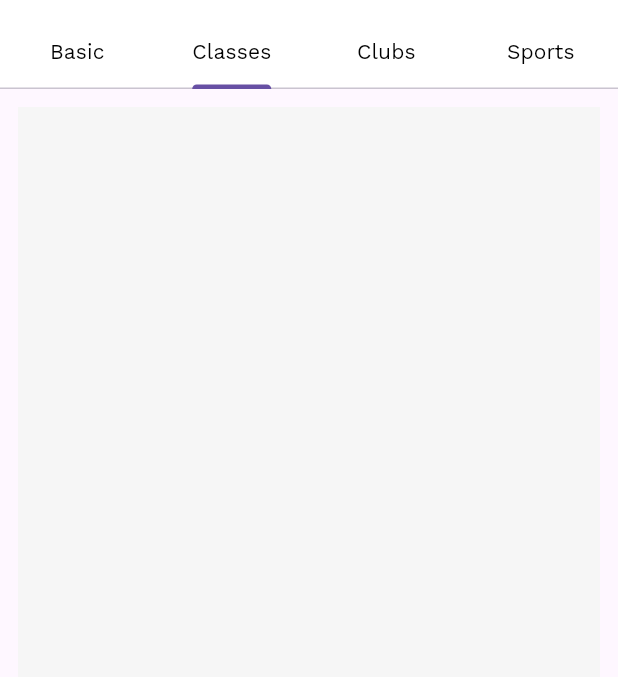
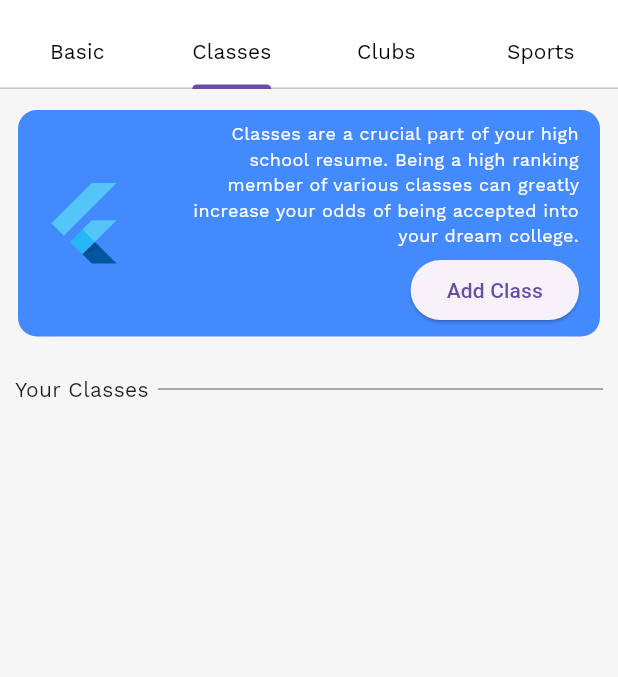
Before and after one commit to ZacharySweet/profolio-app, a Flutter app: the screen it shows after launch, tab 2 chosen, on a phone screen of 412 x 824 dp, the part 67-744 px from its top. Run offline on Flutter 3.47's test engine with Material 3 defaults, Android fonts, the phone set to English and light mode, and no system bars.

Commit message:
Im havin a bad bad day

```diff
--- a/lib/main.dart
+++ b/lib/main.dart
@@ -3,13 +3,16 @@ import 'package:profolio/routes/main_page.dart';
 import 'package:provider/provider.dart';
 import 'package:profolio/widgets/providers/club_data_and_provider.dart';
 import 'package:profolio/widgets/providers/sport_data_and_provider.dart';
+import 'package:profolio/widgets/providers/class_data_and_provider.dart';
+
 
 void main() {
   runApp(
     MultiProvider(
       providers: [
         ChangeNotifierProvider(create: (context) => ClubListProvider()),
-        ChangeNotifierProvider(create: (context) => SportListProvider())
+        ChangeNotifierProvider(create: (context) => SportListProvider()),
+        ChangeNotifierProvider(create: (context) => ClassListProvider()),
       ],
       child: const MaterialApp(home: MainPage(),), // Your main app widget
     ),
--- a/lib/routes/main_page.dart
+++ b/lib/routes/main_page.dart
@@ -1,7 +1,7 @@
 import 'package:flutter/material.dart';
 import 'package:profolio/widgets/home_screen_pages/basic.dart';
 import 'package:profolio/widgets/home_screen_pages/clubs.dart';
-import 'package:profolio/widgets/home_screen_pages/grades.dart';
+import 'package:profolio/widgets/home_screen_pages/classes.dart';
 import 'package:profolio/widgets/home_screen_pages/sports.dart';
 
 class MainPage extends StatefulWidget {
@@ -13,7 +13,7 @@ class MainPage extends StatefulWidget {
 class _MainPageState extends State<MainPage> {
   final List<Widget> pages = [
     const BasicPage(),
-    const GradesPage(),
+    const ClassPage(),
     const ClubPage(),
     const SportPage(),
   ];
--- /dev/null
+++ b/lib/widgets/home_screen_pages/classes.dart
@@ -0,0 +1,117 @@
+import 'package:flutter/material.dart';
+import 'package:profolio/widgets/providers/class_data_and_provider.dart'; // Import ClassListProvider
+import 'package:profolio/routes/add_class.dart'; // Import AddClass route
+import 'package:profolio/widgets/general_widgets/divider_and_text.dart';
+import 'package:profolio/widgets/general_widgets/list_widget.dart';
+import 'package:provider/provider.dart'; // Import Provider
+
+class ClassPage extends StatefulWidget {
+  const ClassPage({super.key});
+
+  @override
+  State<ClassPage> createState() => _ClassPageState();
+}
+
+class _ClassPageState extends State<ClassPage> {
+  // No need for a separate classes list variable
+
+void addClass(String classTitle, String classDescription) async {
+  //  await Navigator.push(
+ // context,
+  //MaterialPageRoute(builder: (context) => const AddClass()),
+  //);
+
+  Provider.of<ClassListProvider>(context, listen: false)
+    .addClass(classTitle, classDescription);
+  }
+
+  @override
+  Widget build(BuildContext context) {
+    final classListProvider = Provider.of<ClassListProvider>(context); // Access provider
+
+    return Container(
+      color: const Color.fromARGB(255, 246, 246, 246),
+      child: Padding(
+        padding: const EdgeInsets.all(10),
+        child: Column(
+          children: [
+            // Infographic section
+            Padding(
+              padding: const EdgeInsets.fromLTRB(2, 4, 2, 16),
+              child: Container(
+                decoration: const BoxDecoration(
+                  color: Colors.blueAccent,
+                  borderRadius: BorderRadius.all(Radius.circular(12.5)),
+                ),
+                child: Padding(
+                  padding: const EdgeInsets.fromLTRB(14, 7, 14, 7),
+                  child: Row(
+                    children: [
+                      const FlutterLogo(size: 60),
+                      const SizedBox(width: 40),
+                      Expanded(
+                        child: Column(
+                          children: [
+                            const Text(
+                              "Classes are a crucial part of your high school resume. Being a high ranking member of various classes can greatly increase your odds of being accepted into your dream college.",
+                              overflow: TextOverflow.fade,
+                              maxLines: null,
+                              softWrap: true,
+                              textAlign: TextAlign.right,
+                              style: TextStyle(
+                                color: Colors.white,
+                                fontFamily: "WorkSans",
+                                fontSize: 12,
+                              ),
+                            ),
+                            const SizedBox(height: 4),
+                            Align(
+                              alignment: Alignment.centerRight,
+                              child: ElevatedButton(
+                                onPressed: () async {
+  // Access ClassListProvider instance
+                                  final classListProvider = Provider.of<ClassListProvider>(context, listen: false);
+
+  // Navigate to AddClass and potentially receive data
+                                  final result = await Navigator.push(
+                                  context,
+                                 MaterialPageRoute(builder: (context) => const AddClass()),
+                                 );
+
+  // Check if data is returned (optional)
+                                if (result != null) {
+                                final classTitle = result[0];
+                                final classDescription = result[1];
+
+    // Use the stored provider instance to add the class
+                                classListProvider.addClass(classTitle, classDescription);
+                                }
+                              },
+
+                                child: const Text("Add Class"),
+                              ),
+                            ),
+                          ],
+                        ),
+                      ),
+                    ],
+                  ),
+                ),
+              ),
+            ),
+            // List of classes section
+            const DividerAndText(dividerText: "Your Classes"),
+            Expanded(
+              child: ListView(
+                children: classListProvider.classes // Access classes list from provider
+                    .map((clas) => ListWidget(title: clas.classTitle, description: clas.classDescription))
+                    .toList(),
+              ),
+
+
+              )
+            ],
+          ),
+        ));
+  }
+}
--- a/lib/widgets/home_screen_pages/grades.dart
+++ /dev/null
@@ -1,20 +0,0 @@
-import 'package:flutter/material.dart';
-
-class GradesPage extends StatefulWidget {
-  const GradesPage({super.key});
-
-  @override
-  State<GradesPage> createState() => _GradesPageState();
-}
-
-class _GradesPageState extends State<GradesPage> {
-  @override
-  Widget build(BuildContext context) {
-    return Padding(
-      padding: const EdgeInsets.all(12),
-      child: Container(
-          color: const Color.fromARGB(255, 246, 246, 246),
-          child: const Column()),
-    );
-  }
-}
--- /dev/null
+++ b/lib/widgets/providers/class_data_and_provider.dart
@@ -0,0 +1,18 @@
+import 'package:flutter/foundation.dart';
+
+class ClassData {
+  final String classTitle;
+  final String classDescription;
+
+  const ClassData({required this.classTitle, required this.classDescription});
+}
+
+
+class ClassListProvider extends ChangeNotifier {
+  List<ClassData> classes = [];
+
+  void addClass(String classTitle, String classDescription) async {
+    classes.add(ClassData(classTitle: classTitle, classDescription: classDescription));
+    notifyListeners(); // Notify listeners about the change
+  }
+}
```
Also changed, not shown: lib/routes/add_class.dart (added, +107 -0 lines), lib/widgets/providers/club_data_and_provider.dart (line endings or trailing spaces).
